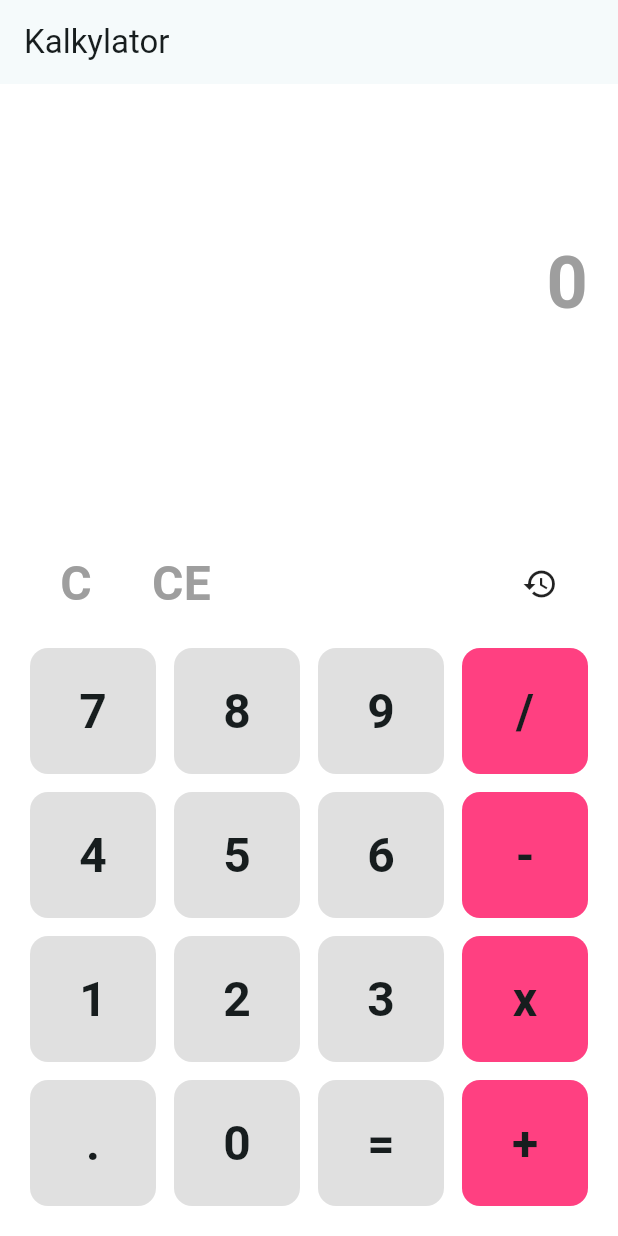
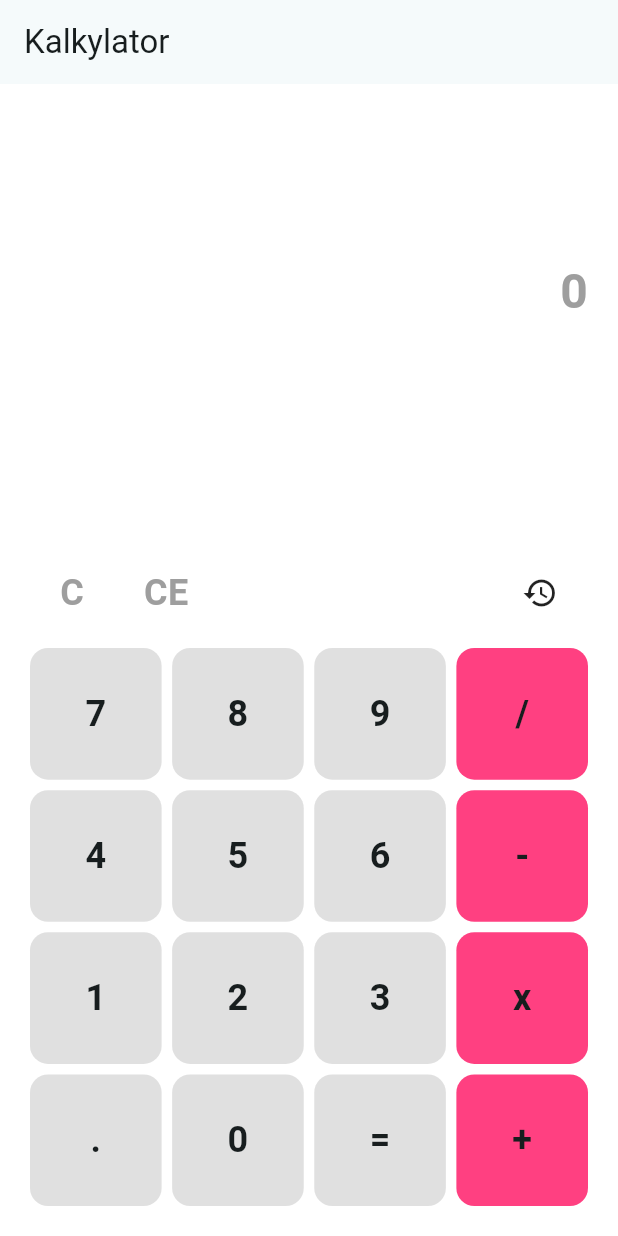
Before and after one commit to Sawyer32/FlutterCalculator, a Flutter app: the screen it shows after launch, on a phone screen of 412 x 824 dp. Run offline on Flutter 3.47's test engine with Material 3 defaults, Android fonts, the light colour scheme and no system bars; our stand-ins replace math_expressions.

Commit message:
Font size & spacing changes depending on device size

```diff
--- a/calculator_app/lib/widgets/calc_button.dart
+++ b/calculator_app/lib/widgets/calc_button.dart
@@ -10,6 +10,8 @@ class CalcButton extends StatelessWidget {
 
   @override
   Widget build(BuildContext context) {
+    final size = MediaQuery.of(context).size;
+    final fontSize = size.width < 600 ? 24.0 : 32.0;
     return GestureDetector(
       onTap: onTap,
       child: Container(
@@ -21,7 +23,7 @@ class CalcButton extends StatelessWidget {
           child: Text(
             text,
             style: TextStyle(
-              fontSize: 32,
+              fontSize: fontSize,
               fontWeight: FontWeight.w600,
             ),
           ),
--- a/calculator_app/lib/widgets/display_result.dart
+++ b/calculator_app/lib/widgets/display_result.dart
@@ -8,6 +8,9 @@ class DisplayResult extends StatelessWidget {
 
   @override
   Widget build(BuildContext context) {
+    final size = MediaQuery.of(context).size;
+    final fontSize = size.width < 600 ? 32.0 : 40.0;
+
     return Expanded(
       child: Align(
         alignment: Alignment.centerRight,
@@ -16,16 +19,16 @@ class DisplayResult extends StatelessWidget {
           children: [
             Text(
               expression ?? "123",
-              style: const TextStyle(
-                fontSize: 48,
+              style: TextStyle(
+                fontSize: fontSize,
                 fontWeight: FontWeight.bold,
                 color: Colors.grey,
               ),
             ),
             Text(
               result ?? '',
-              style: const TextStyle(
-                fontSize: 32,
+              style: TextStyle(
+                fontSize: fontSize,
                 fontWeight: FontWeight.bold,
                 fontStyle: FontStyle.italic,
                 color: Colors.grey,
--- a/calculator_app/lib/widgets/keypad.dart
+++ b/calculator_app/lib/widgets/keypad.dart
@@ -9,11 +9,14 @@ class Keypad extends StatelessWidget {
 
   @override
   Widget build(BuildContext context) {
+    final size = MediaQuery.of(context).size;
+    final isSmallScreen = size.width < 600;
+    final spacing = isSmallScreen ? 7.0 : 12.0;
     return GridView.count(
       shrinkWrap: true,
       crossAxisCount: 4,
-      mainAxisSpacing: 12,
-      crossAxisSpacing: 12,
+      mainAxisSpacing: spacing,
+      crossAxisSpacing: spacing,
       children: [
         CalcButton(text: "7", onTap: () => onPressed("7")),
         CalcButton(text: "8", onTap: () => onPressed("8")),
--- a/calculator_app/lib/widgets/transparent_button.dart
+++ b/calculator_app/lib/widgets/transparent_button.dart
@@ -8,6 +8,8 @@ class TransparentButton extends StatelessWidget {
 
   @override
   Widget build(BuildContext context) {
+    final size = MediaQuery.of(context).size;
+    final fontSize = size.width < 600 ? 24.0 : 32.0;
     if (icon != null) {
       return GestureDetector(
         onTap: onTap,
@@ -24,7 +26,7 @@ class TransparentButton extends StatelessWidget {
           child: Text(
             text,
             style: TextStyle(
-              fontSize: 32,
+              fontSize: fontSize,
               fontWeight: FontWeight.w600,
               color: Colors.grey[500],
             ),
```
